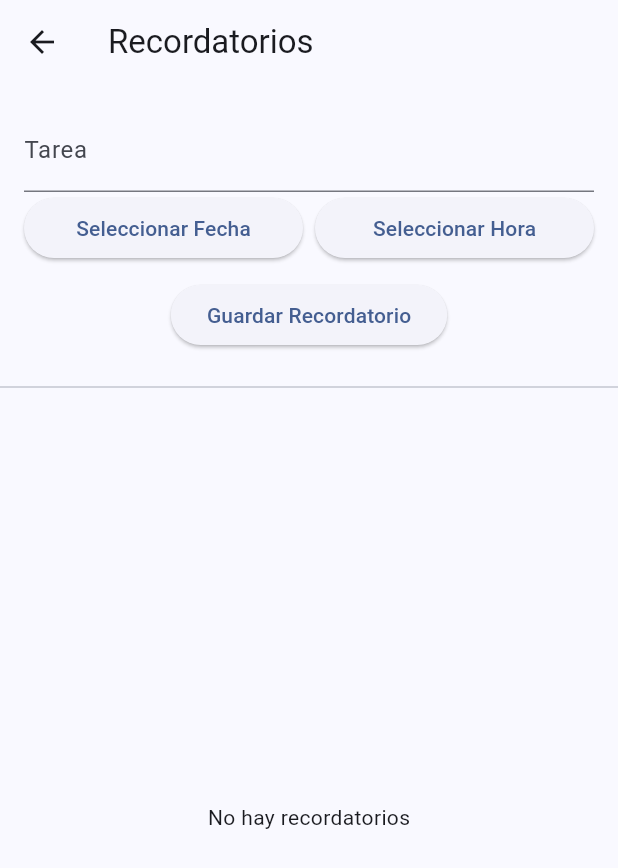
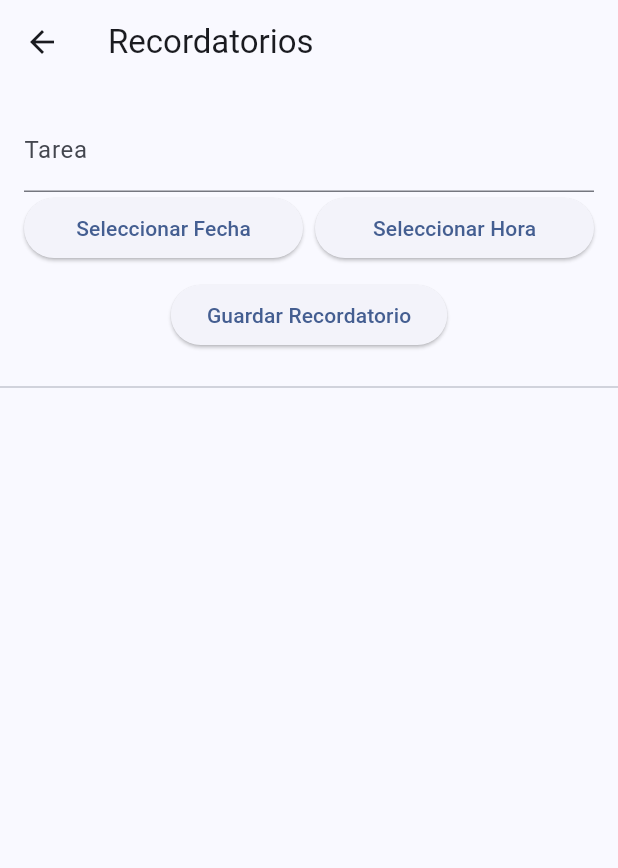
Before and after one commit to WillyAndree/appvline, a Flutter app: the RecordatoriosScreen screen opened by its route, on a phone screen of 412 x 824 dp. Shown: the top 868 px of the screen. Run offline on Flutter 3.47's test engine with Material 3 defaults, Android fonts, the phone set to English and light mode, and no system bars; our stand-ins replace flutter_local_notifications, geolocator, google_maps_flutter, permission_handler, timezone.

Commit message:
feature/sinfirebase

```diff
--- a/lib/main.dart
+++ b/lib/main.dart
@@ -11,7 +11,7 @@ import 'package:flutter_local_notifications/flutter_local_notifications.dart';
 import 'package:appvline/view/productList.dart';
 import 'package:appvline/view/recordingTask.dart';
 import 'package:appvline/view/tracking_screen.dart';
-import 'package:firebase_core/firebase_core.dart';
+//import 'package:firebase_core/firebase_core.dart';
 import 'package:flutter/material.dart';
 
 
@@ -27,7 +27,7 @@ Future<void> _solicitarPermisos() async {
 
 void main() async {
   WidgetsFlutterBinding.ensureInitialized();
-  await Firebase.initializeApp();
+  //await Firebase.initializeApp();
   tz.initializeTimeZones();
   tz.setLocalLocation(tz.getLocation('America/Lima')); // Ajusta a tu zona
 
--- a/lib/view/recordingTask.dart
+++ b/lib/view/recordingTask.dart
@@ -1,6 +1,6 @@
 import 'package:appvline/model/util/location_notification_services.dart';
 import 'package:flutter/material.dart';
-import 'package:firebase_database/firebase_database.dart';
+//import 'package:firebase_database/firebase_database.dart';
 import 'package:intl/intl.dart';
 import 'package:flutter_local_notifications/flutter_local_notifications.dart';
 import 'package:timezone/timezone.dart' as tz;
@@ -18,7 +18,7 @@ class _RecordatoriosScreenState extends State<RecordatoriosScreen> {
   final _tareaController = TextEditingController();
   DateTime? _fechaSeleccionada;
   TimeOfDay? _horaSeleccionada;
-  final _dbRef = FirebaseDatabase.instance.ref('recordatorios');
+ // final _dbRef = FirebaseDatabase.instance.ref('recordatorios');
 
   @override
   void dispose() {
@@ -144,10 +144,10 @@ class _RecordatoriosScreenState extends State<RecordatoriosScreen> {
       _horaSeleccionada!.minute,
     );
 
-    _dbRef.push().set({
+    /*_dbRef.push().set({
       'tarea': _tareaController.text,
       'fechaHora': fechaHora.toIso8601String(),
-    });
+    });*/
     _programarNotificacion(_tareaController.text, fechaHora);
 
     _tareaController.clear();
@@ -206,7 +206,7 @@ class _RecordatoriosScreenState extends State<RecordatoriosScreen> {
             ),
           ),
           Divider(),
-          Expanded(
+          /*Expanded(
             child: StreamBuilder(
               stream: _dbRef.onValue,
               builder: (context, snapshot) {
@@ -240,7 +240,7 @@ class _RecordatoriosScreenState extends State<RecordatoriosScreen> {
                 );
               },
             ),
-          ),
+          ),*/
         ],
       ),
     );
--- a/pubspec.yaml
+++ b/pubspec.yaml
@@ -30,8 +30,8 @@ environment:
 dependencies:
   flutter:
     sdk: flutter
-  firebase_core: ^3.0.0
-  firebase_database: ^11.0.0
+  #firebase_core: ^3.0.0
+  #firebase_database: ^11.0.0
   geolocator: ^10.1.0
   google_maps_flutter: ^2.5.0
   permission_handler: ^11.3.1
@@ -39,7 +39,7 @@ dependencies:
   http: ^0.13.5
   intl: ^0.20.2
   url_launcher: ^6.1.9
-  cloud_firestore:
+  #cloud_firestore:
   flutter_local_notifications: ^17.2.1
 
 
```
Also changed, not shown: lib/view/map_screen.dart (+4 -4 lines), lib/view/tracking_screen.dart (+5 -5 lines), pubspec.lock.
